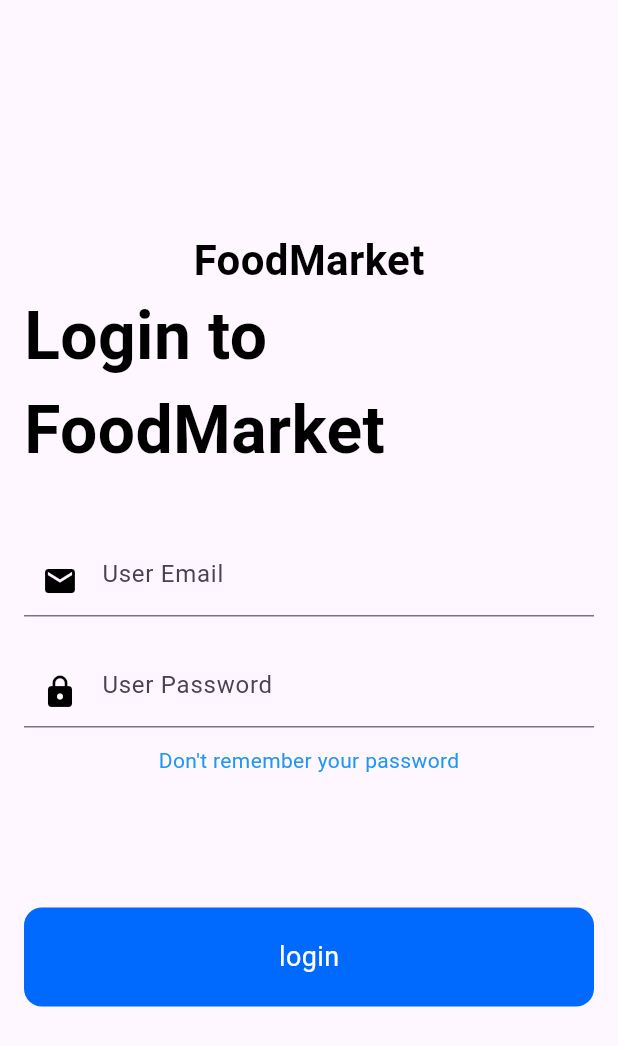
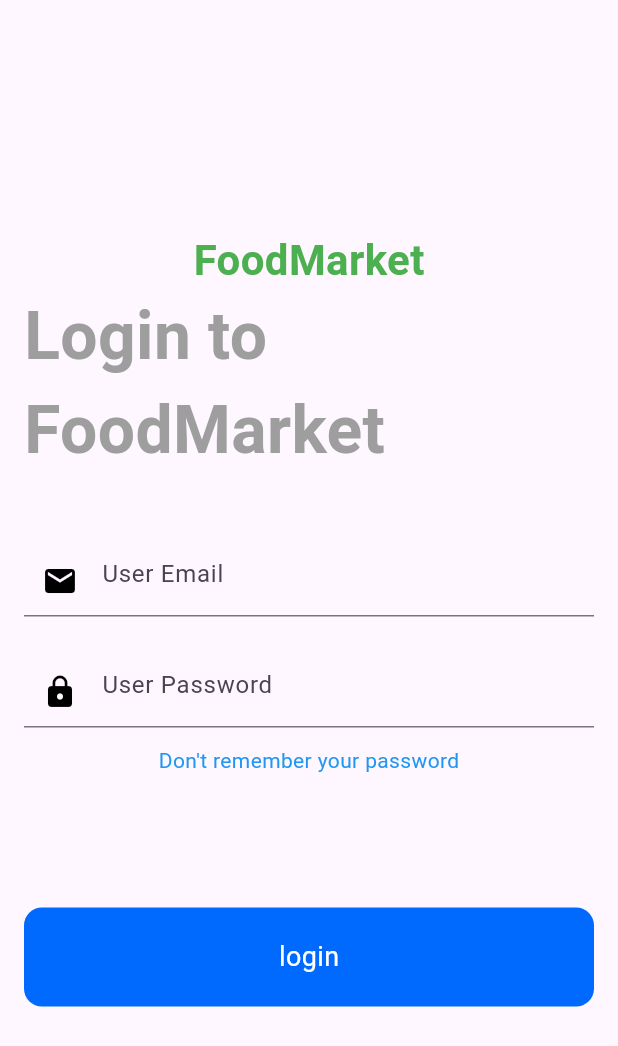
Before and after one commit to Shavidu-Keshan/auth_module, a Flutter app: the screen it shows after launch, on a phone screen of 412 x 824 dp. Shown: the top 1046 px of the screen. Run offline on Flutter 3.47's test engine with Material 3 defaults, Android fonts, the phone set to English and light mode, and no system bars; our stand-ins replace firebase_auth, firebase_core; accounts and stored records are empty.

Commit message:
I change the font color

```diff
--- a/lib/main.dart
+++ b/lib/main.dart
@@ -101,6 +101,7 @@ class _LoginScreenState extends State<LoginScreen> {
     //create the textfield controller
     TextEditingController _emailController = TextEditingController();
     TextEditingController _passwordcontroller = TextEditingController();
+
     return Padding(
       padding:
           const EdgeInsets.all(16.0), // Changed to a single value for all sides
@@ -111,7 +112,7 @@ class _LoginScreenState extends State<LoginScreen> {
           const Text(
             "FoodMarket",
             style: TextStyle(
-              color: Colors.black,
+              color: Colors.green,
               fontSize: 28.0,
               fontWeight: FontWeight.bold,
             ),
@@ -119,7 +120,7 @@ class _LoginScreenState extends State<LoginScreen> {
           const Text(
             "Login to FoodMarket",
             style: TextStyle(
-                color: Colors.black,
+                color: Colors.grey,
                 fontSize: 44.0,
                 fontWeight: FontWeight.bold),
           ),
```
